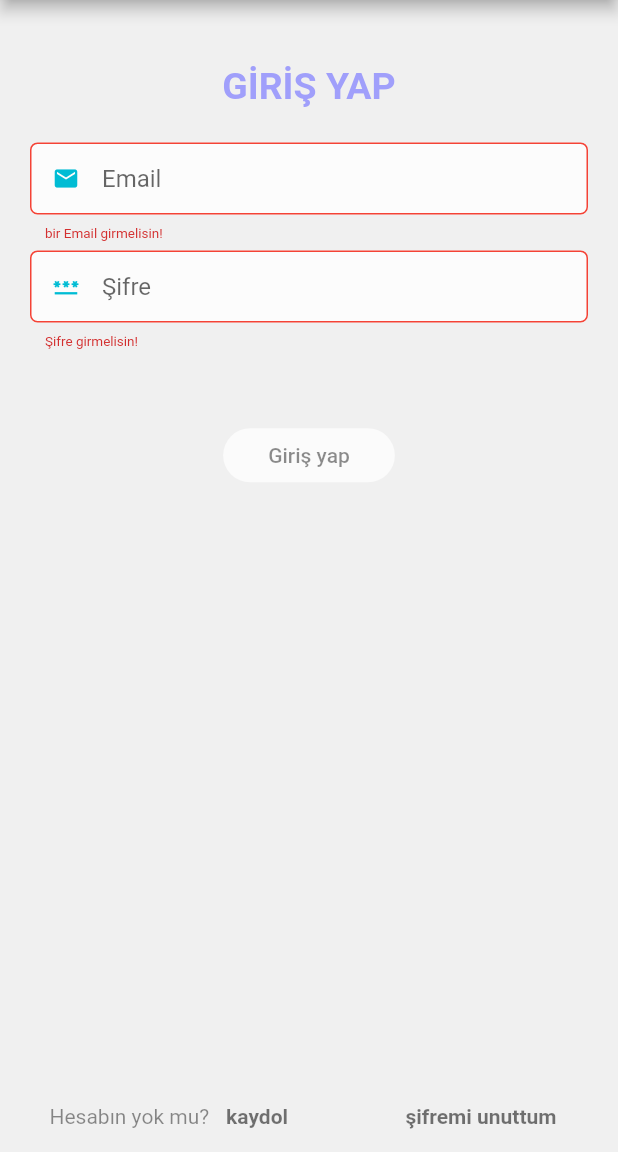
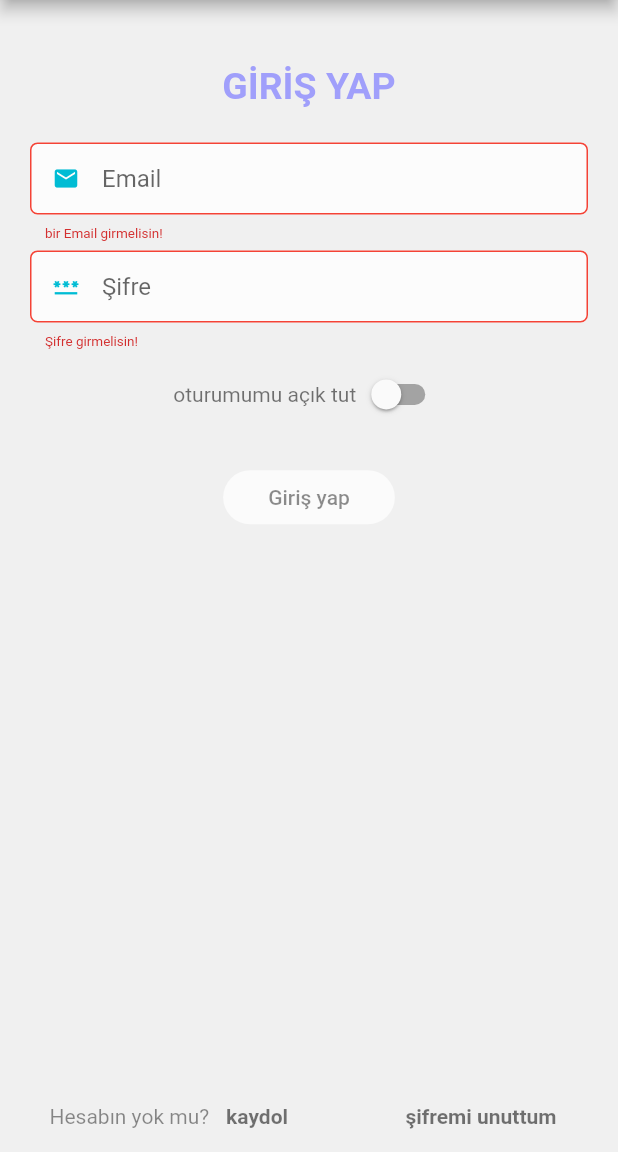
Before and after one commit to NoCaution/flutter_project, a Flutter app: the screen it shows after launch, after a tap on "Giriş yap", on a phone screen of 412 x 824 dp, the part 84-1236 px from its top. Run offline on Flutter 3.47's test engine with Material 2 defaults, Android fonts, the phone set to English and light mode, and no system bars; our stand-ins replace cloud_firestore, firebase_auth, firebase_core, flutter_bloc, google_fonts; missing offline and left inert: email_auth; accounts and stored records are empty; Roboto replaces fonts that are missing (Asap).

Commit message:
made some upgrades with messages and auto login.

```diff
--- a/lib/auth/auth_credentials.dart
+++ b/lib/auth/auth_credentials.dart
@@ -5,13 +5,11 @@ class AuthCredentials {
   final String? name;
   final String? lastName;
   final String? password;
-  final User? user;
 
   AuthCredentials({
     this.eMail,
     this.name,
     this.lastName,
     this.password,
-    this.user,
   });
 }
--- a/lib/auth/login/login_screen_widget.dart
+++ b/lib/auth/login/login_screen_widget.dart
@@ -87,10 +87,29 @@ class LoginScreenState extends State<LoginScreen> with Validations {
                 },
                 child: formField(), //form
               ),
-              const SizedBox(
-                height: 20,
+              BlocBuilder<LoginBloc, LoginState>(builder: (context, state) {
+                return Row(
+                  mainAxisAlignment: MainAxisAlignment.center,
+                  children: [
+                    const Text("oturumumu açık tut",
+                        style: TextStyle(color: Colors.black54)),
+                    Switch.adaptive(
+                        value: state.autoLogin!,
+                        onChanged: (value) {
+                          value == true
+                              ? context
+                                  .read<LoginBloc>()
+                                  .add(AutoLoginActivated())
+                              : context
+                                  .read<LoginBloc>()
+                                  .add(AutoLoginDeactivated());
+                        })
+                  ],
+                );
+              }),
+              SizedBox(
+                height: height / 40,
               ),
-              SizedBox(height: height/40,),
               Center(
                 child: buildSubmitButton(),
               ),
--- a/lib/auth_widgets/login_eMail_field.dart
+++ b/lib/auth_widgets/login_eMail_field.dart
@@ -1,9 +1,7 @@
 import 'package:flutter/material.dart';
 import 'package:flutter_bloc/flutter_bloc.dart';
-import 'package:untitled1/auth/form_submission_status.dart';
 import 'package:untitled1/auth/login/login_event.dart';
 import 'package:untitled1/validators/validations.dart';
-
 import '../auth/login/login_bloc.dart';
 import '../auth/login/login_state.dart';
 
--- a/lib/models/user.dart
+++ b/lib/models/user.dart
@@ -12,6 +12,7 @@ class User {
   String? mobile;
   String? imageUrl;
   Post? post;
+  bool? autoLogin;
 
   User(
       {this.id,
@@ -21,7 +22,8 @@ class User {
       this.eMail,
       this.password,
       this.mobile,
-      this.imageUrl,});
+      this.imageUrl,
+      this.autoLogin});
 
   User.fromMap(dynamic o) {
     id = o["id"];
@@ -32,6 +34,7 @@ class User {
     password = o["password"];
     mobile = o["mobile"];
     imageUrl = o["imageUrl"];
+    autoLogin = o["autoLogin"];
   }
 
   Map<String, dynamic> toMap() {
@@ -44,6 +47,7 @@ class User {
     map["password"] = password;
     map["mobile"] = mobile;
     map["imageUrl"]= imageUrl;
+    map["autoLogin"]= autoLogin;
     return map;
   }
   User.fromDocumentSnapshot(DocumentSnapshot<Map<String,dynamic>> doc){
@@ -55,5 +59,6 @@ class User {
     password = doc.data()!["password"];
     mobile = doc.data()!["mobile"];
     imageUrl = doc.data()!["imageUrl"];
+    autoLogin = doc.data()!["autoLogin"];
   }
 }
--- a/lib/session_cubit.dart
+++ b/lib/session_cubit.dart
@@ -1,21 +1,38 @@
 import 'package:flutter_bloc/flutter_bloc.dart';
+import 'package:untitled1/services/user_services.dart';
 import 'package:untitled1/session_state.dart';
 import 'auth/auth_repository.dart';
-import 'auth/login/login_screen_widget.dart';
+import 'models/user.dart';
 
 class SessionCubit extends Cubit<SessionState> {
   final AuthRepository? authRepo;
 
+  User? get getCurrentUser => (state as Authenticated).user;
+
+  User? get getSelectedUser => (state as Authenticated).selectedUser;
+
+  bool get isCurrentUserSelected =>
+      getSelectedUser == null || getCurrentUser?.id == getSelectedUser?.id;
+
   SessionCubit({
     this.authRepo,
-  }) : super(UnAuthenticated()){
-    authRepo?.attemptAutoLogin() == null ? null : attemptAutoLogin();
-
-    //if user is signed in in firebase and activated autologin in login screen it will autologin
+  }) : super(UnAuthenticated()) {
+    attemptAutoLogin();
+    //if user is signed in in firebase, it will autologin
   }
 
-  void attemptAutoLogin() {
-    emit(Authenticated());
+  void attemptAutoLogin() async {
+    String? userId = authRepo?.attemptAutoLogin();
+    if (userId == null) {
+      emit(UnAuthenticated());
+    } else {
+      User user = await UserService().getUserById(userId)!;
+      if (user.autoLogin == true) {
+        emit(Authenticated(user: user));
+      } else {
+        emit(UnAuthenticated());
+      }
+    }
   }
 
   void showAuth() {
--- a/lib/session_state.dart
+++ b/lib/session_state.dart
@@ -1,11 +1,15 @@
 
+
+import 'models/user.dart';
 
 abstract class SessionState{}
 
 class UnknownMainScreenState extends SessionState{}
 
 class Authenticated extends SessionState{
-  Authenticated();
+  final User? user;
+  final User? selectedUser;
+  Authenticated({this.user,this.selectedUser});
 }
 
 class UnAuthenticated extends SessionState{}
```
Also changed, not shown: lib/auth/login/login_bloc.dart (+7 -0 lines), lib/services/messasge_services.dart (+30 -15 lines).
